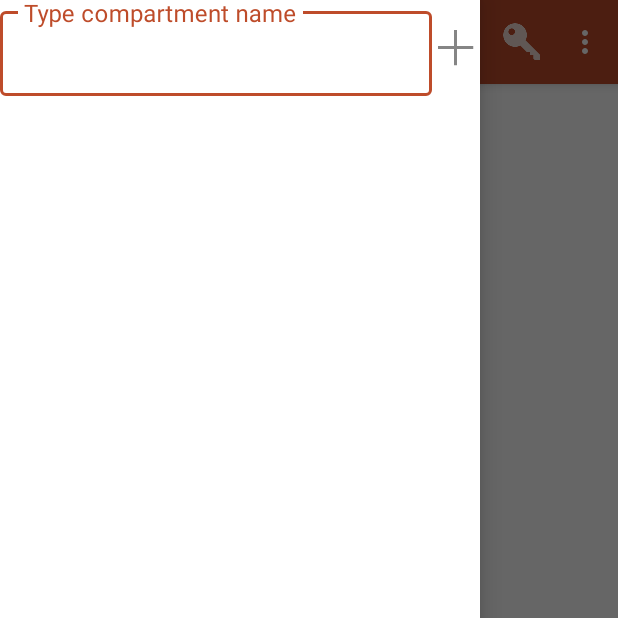
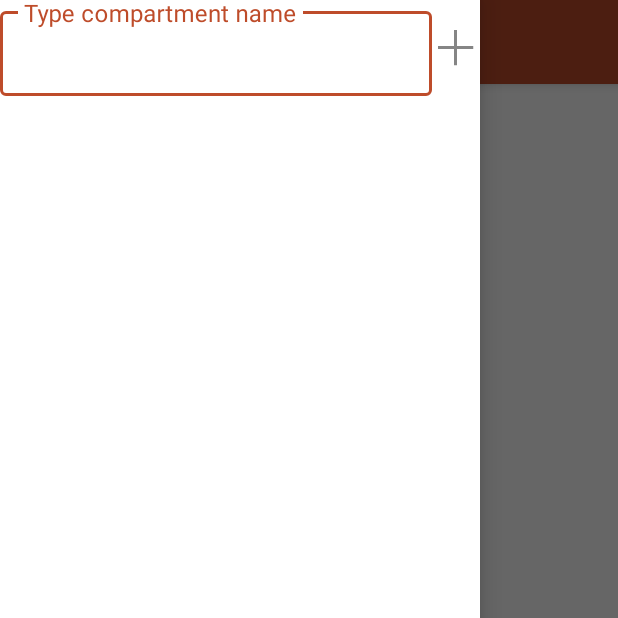
Before and after one commit to rhodul/secretbox, an Android app: the screen it shows after launch (MainActivity), with the side drawer open, on a phone screen of 412 x 824 dp, the top half of it. Run offline under Robolectric (Android 15) with nearby library versions, the phone set to English and light mode, and no system bars.

Commit message:
Change pwd only in Main

```diff
--- a/source/app/src/main/java/com/gnugu/secretbox/MainActivity.java
+++ b/source/app/src/main/java/com/gnugu/secretbox/MainActivity.java
@@ -156,6 +156,9 @@ public class MainActivity extends AppCompatActivity
         if (id == R.id.action_about) {
             startActivity(new Intent(this, AboutActivity.class));
             return true;
+        } else if (id == R.id.action_change_password) {
+            startActivity(new Intent(this, ChangePassword.class));
+            return true;
         } else if (id == R.id.action_delete_compartment) {
             deleteCompartment();
             return true;
--- a/source/app/src/main/java/com/gnugu/secretbox/NavigationDrawerFragment.java
+++ b/source/app/src/main/java/com/gnugu/secretbox/NavigationDrawerFragment.java
@@ -268,29 +268,6 @@ public class NavigationDrawerFragment extends Fragment {
         }
     }
 
-    @Override
-    public void onCreateOptionsMenu(Menu menu, MenuInflater inflater) {
-        if (mDrawerLayout != null && isDrawerOpen()) {
-            inflater.inflate(R.menu.drawer, menu);
-            showGlobalContextActionBar();
-        }
-        super.onCreateOptionsMenu(menu, inflater);
-    }
-
-    @Override
-    public boolean onOptionsItemSelected(MenuItem item) {
-        if (mDrawerToggle != null && mDrawerToggle.onOptionsItemSelected(item)) {
-            return true;
-        }
-
-        if (item.getItemId() == R.id.action_change_password) {
-            startActivity(new Intent(requireActivity(), ChangePassword.class));
-            return true;
-        }
-
-        return super.onOptionsItemSelected(item);
-    }
-
     private void getAdapter() {
         if (getActivity() instanceof MainActivity) {
             MainActivity activity = (MainActivity) getActivity();
--- a/source/app/src/main/res/menu/drawer.xml
+++ /dev/null
@@ -1,11 +0,0 @@
-<menu xmlns:android="http://schemas.android.com/apk/res/android"
-    xmlns:app="http://schemas.android.com/apk/res-auto">
-    <item android:id="@+id/action_change_password"
-        android:icon="@drawable/ic_action_accounts"
-        android:title="@string/changePassword"
-        app:showAsAction="ifRoom" />
-    <item android:id="@+id/action_about"
-        android:icon="@drawable/ic_action_about"
-        android:title="@string/about"
-        app:showAsAction="never" />
-</menu>
```
